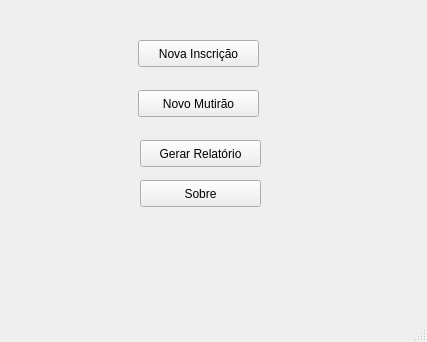
Old version of the form dev/sangueDaUFRJ/mainmenu.ui in the repository lucasdepaula/sbvbproject.
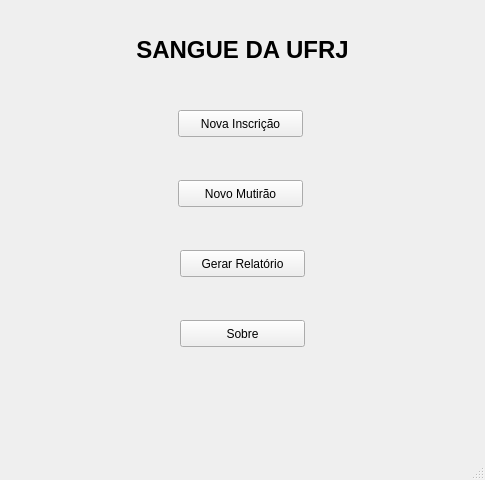
New version of the form.

```diff
--- a/dev/sangueDaUFRJ/mainmenu.ui
+++ b/dev/sangueDaUFRJ/mainmenu.ui
@@ -6,10 +6,28 @@
    <rect>
     <x>0</x>
     <y>0</y>
-    <width>427</width>
-    <height>342</height>
+    <width>485</width>
+    <height>480</height>
    </rect>
   </property>
+  <property name="sizePolicy">
+   <sizepolicy hsizetype="Fixed" vsizetype="Fixed">
+    <horstretch>0</horstretch>
+    <verstretch>0</verstretch>
+   </sizepolicy>
+  </property>
+  <property name="minimumSize">
+   <size>
+    <width>485</width>
+    <height>480</height>
+   </size>
+  </property>
+  <property name="maximumSize">
+   <size>
+    <width>485</width>
+    <height>480</height>
+   </size>
+  </property>
   <property name="windowTitle">
    <string>Sangue da UFRJ</string>
   </property>
@@ -17,9 +35,9 @@
    <widget class="QPushButton" name="pushButton">
     <property name="geometry">
      <rect>
-      <x>138</x>
-      <y>40</y>
-      <width>121</width>
+      <x>178</x>
+      <y>110</y>
+      <width>125</width>
       <height>27</height>
      </rect>
     </property>
@@ -30,9 +48,9 @@
    <widget class="QPushButton" name="pushButton_2">
     <property name="geometry">
      <rect>
-      <x>138</x>
-      <y>90</y>
-      <width>121</width>
+      <x>178</x>
+      <y>180</y>
+      <width>125</width>
       <height>27</height>
      </rect>
     </property>
@@ -43,9 +61,9 @@
    <widget class="QPushButton" name="pushButton_3">
     <property name="geometry">
      <rect>
-      <x>140</x>
-      <y>140</y>
-      <width>121</width>
+      <x>180</x>
+      <y>250</y>
+      <width>125</width>
       <height>27</height>
      </rect>
     </property>
@@ -56,9 +74,9 @@
    <widget class="QPushButton" name="pushButton_4">
     <property name="geometry">
      <rect>
-      <x>140</x>
-      <y>180</y>
-      <width>121</width>
+      <x>180</x>
+      <y>320</y>
+      <width>125</width>
       <height>27</height>
      </rect>
     </property>
@@ -66,6 +84,22 @@
      <string>Sobre</string>
     </property>
    </widget>
+   <widget class="QLabel" name="label">
+    <property name="geometry">
+     <rect>
+      <x>30</x>
+      <y>10</y>
+      <width>425</width>
+      <height>81</height>
+     </rect>
+    </property>
+    <property name="styleSheet">
+     <string notr="true">background:transparent;</string>
+    </property>
+    <property name="text">
+     <string>&lt;html&gt;&lt;head/&gt;&lt;body&gt;&lt;p align=&quot;center&quot;&gt;&lt;span style=&quot; font-size:18pt; font-weight:600;&quot;&gt;SANGUE DA UFRJ&lt;/span&gt;&lt;/p&gt;&lt;/body&gt;&lt;/html&gt;</string>
+    </property>
+   </widget>
   </widget>
   <widget class="QMenuBar" name="menubar">
    <property name="geometry">
```
Left out of the diff: 4 changed lines with no effect on the pictures.
